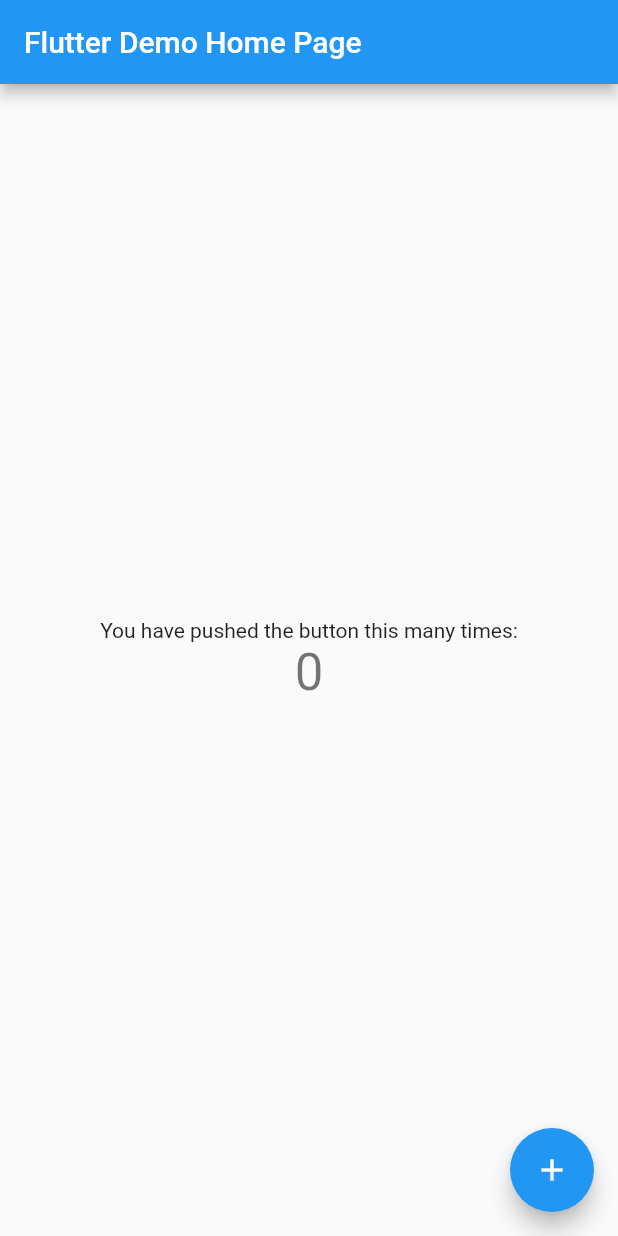
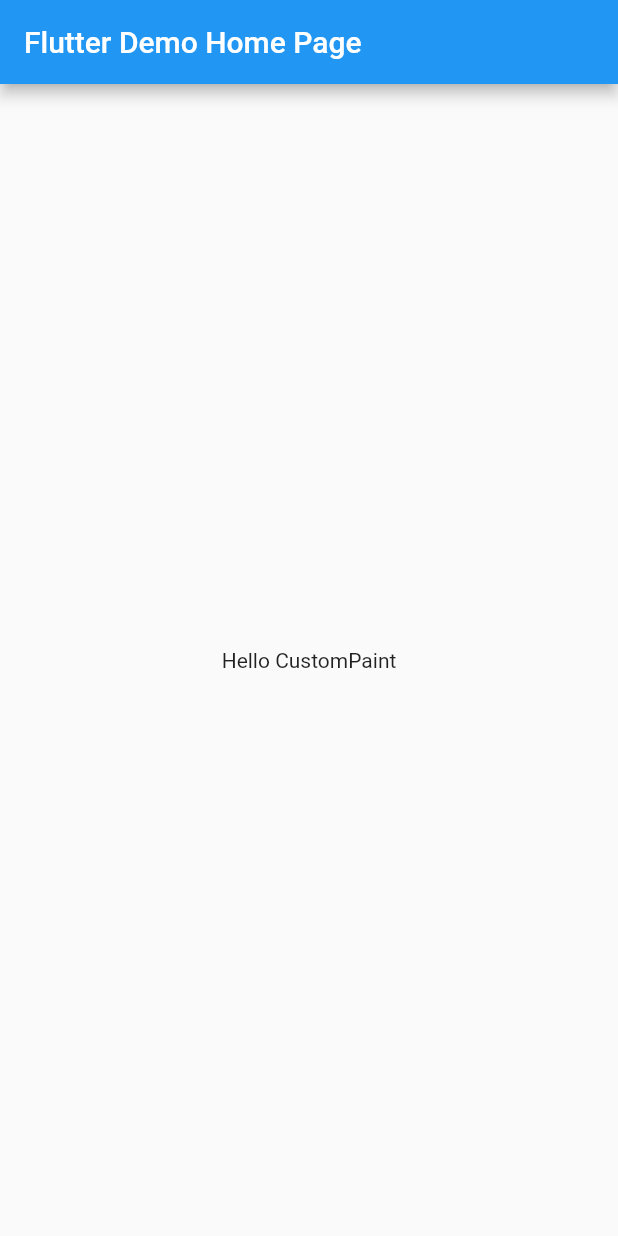
Before and after one commit to NaingMyoThawNMYT/flutter_circle_wave_design, a Flutter app: the screen it shows after launch, on a phone screen of 412 x 824 dp. Run offline on Flutter 3.47's test engine with Material 2 defaults, Android fonts, the phone set to English and light mode, and no system bars.

Commit message:
Clear comments and body.

```diff
--- a/lib/main.dart
+++ b/lib/main.dart
@@ -3,21 +3,11 @@ import 'package:flutter/material.dart';
 void main() => runApp(MyApp());
 
 class MyApp extends StatelessWidget {
-  // This widget is the root of your application.
   @override
   Widget build(BuildContext context) {
     return MaterialApp(
       title: 'Flutter Demo',
       theme: ThemeData(
-        // This is the theme of your application.
-        //
-        // Try running your application with "flutter run". You'll see the
-        // application has a blue toolbar. Then, without quitting the app, try
-        // changing the primarySwatch below to Colors.green and then invoke
-        // "hot reload" (press "r" in the console where you ran "flutter run",
-        // or simply save your changes to "hot reload" in a Flutter IDE).
-        // Notice that the counter didn't reset back to zero; the application
-        // is not restarted.
         primarySwatch: Colors.blue,
       ),
       home: MyHomePage(title: 'Flutter Demo Home Page'),
@@ -28,15 +18,6 @@ class MyApp extends StatelessWidget {
 class MyHomePage extends StatefulWidget {
   MyHomePage({Key key, this.title}) : super(key: key);
 
-  // This widget is the home page of your application. It is stateful, meaning
-  // that it has a State object (defined below) that contains fields that affect
-  // how it looks.
-
-  // This class is the configuration for the state. It holds the values (in this
-  // case the title) provided by the parent (in this case the App widget) and
-  // used by the build method of the State. Fields in a Widget subclass are
-  // always marked "final".
-
   final String title;
 
   @override
@@ -44,68 +25,15 @@ class MyHomePage extends StatefulWidget {
 }
 
 class _MyHomePageState extends State<MyHomePage> {
-  int _counter = 0;
-
-  void _incrementCounter() {
-    setState(() {
-      // This call to setState tells the Flutter framework that something has
-      // changed in this State, which causes it to rerun the build method below
-      // so that the display can reflect the updated values. If we changed
-      // _counter without calling setState(), then the build method would not be
-      // called again, and so nothing would appear to happen.
-      _counter++;
-    });
-  }
-
   @override
   Widget build(BuildContext context) {
-    // This method is rerun every time setState is called, for instance as done
-    // by the _incrementCounter method above.
-    //
-    // The Flutter framework has been optimized to make rerunning build methods
-    // fast, so that you can just rebuild anything that needs updating rather
-    // than having to individually change instances of widgets.
     return Scaffold(
       appBar: AppBar(
-        // Here we take the value from the MyHomePage object that was created by
-        // the App.build method, and use it to set our appbar title.
         title: Text(widget.title),
       ),
       body: Center(
-        // Center is a layout widget. It takes a single child and positions it
-        // in the middle of the parent.
-        child: Column(
-          // Column is also layout widget. It takes a list of children and
-          // arranges them vertically. By default, it sizes itself to fit its
-          // children horizontally, and tries to be as tall as its parent.
-          //
-          // Invoke "debug painting" (press "p" in the console, choose the
-          // "Toggle Debug Paint" action from the Flutter Inspector in Android
-          // Studio, or the "Toggle Debug Paint" command in Visual Studio Code)
-          // to see the wireframe for each widget.
-          //
-          // Column has various properties to control how it sizes itself and
-          // how it positions its children. Here we use mainAxisAlignment to
-          // center the children vertically; the main axis here is the vertical
-          // axis because Columns are vertical (the cross axis would be
-          // horizontal).
-          mainAxisAlignment: MainAxisAlignment.center,
-          children: <Widget>[
-            Text(
-              'You have pushed the button this many times:',
-            ),
-            Text(
-              '$_counter',
-              style: Theme.of(context).textTheme.display1,
-            ),
-          ],
-        ),
+        child: Text('Hello CustomPaint'),
       ),
-      floatingActionButton: FloatingActionButton(
-        onPressed: _incrementCounter,
-        tooltip: 'Increment',
-        child: Icon(Icons.add),
-      ), // This trailing comma makes auto-formatting nicer for build methods.
     );
   }
 }
```
